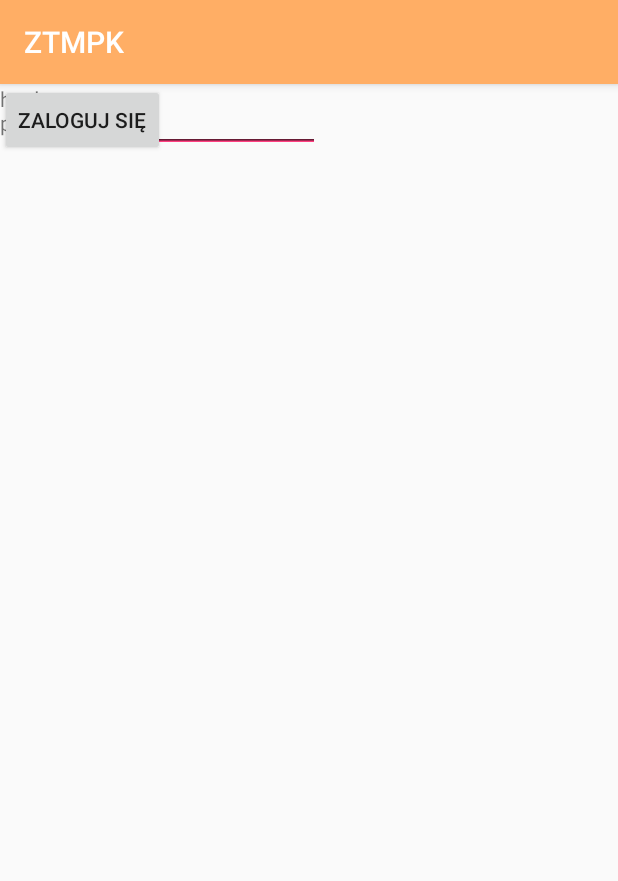
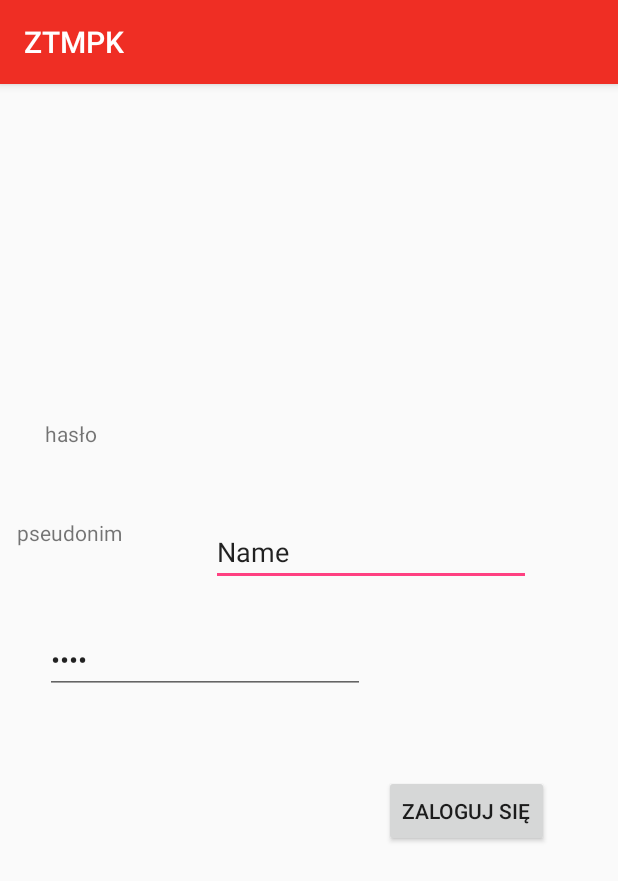
Before and after one commit to MichalSzkibiel/ZTMPK, an Android app: the LoginActivity screen opened directly, with no data from a screen before it, on a phone screen of 412 x 824 dp. Shown: the top 881 px of the screen. Run offline under Robolectric (Android 15) with nearby library versions, the phone set to English and light mode, and no system bars.

Commit message:
Rejestracja i logowanie
Dodanie okna do rejestracji, logowania i zarządzania profilem. Przy okazji zmiana kolorów nagłówka na barwy warszawskie.

```diff
--- a/app/src/main/AndroidManifest.xml
+++ b/app/src/main/AndroidManifest.xml
@@ -52,7 +52,8 @@
         <activity
             android:name=".RegisterActivity"
             android:label="@string/title_activity_register"
-            android:theme="@style/AppTheme.NoActionBar"></activity>
+            android:theme="@style/AppTheme.NoActionBar" />
+        <activity android:name=".profil_activity"></activity>
     </application>
 
 </manifest>
--- a/app/src/main/res/layout/activity_login.xml
+++ b/app/src/main/res/layout/activity_login.xml
@@ -10,6 +10,12 @@
         android:id="@+id/signIn"
         android:layout_width="wrap_content"
         android:layout_height="wrap_content"
+        android:layout_alignParentEnd="true"
+        android:layout_alignParentRight="true"
+        android:layout_below="@+id/editText2"
+        android:layout_marginEnd="46dp"
+        android:layout_marginRight="46dp"
+        android:layout_marginTop="54dp"
         android:text="zaloguj się"
         tools:layout_editor_absoluteX="124dp"
         tools:layout_editor_absoluteY="282dp" />
@@ -18,7 +24,10 @@
         android:id="@+id/textView5"
         android:layout_width="84dp"
         android:layout_height="34dp"
-        android:layout_marginTop="16dp"
+        android:layout_above="@+id/editText2"
+        android:layout_alignEnd="@+id/textView6"
+        android:layout_alignRight="@+id/textView6"
+        android:layout_marginBottom="38dp"
         android:text="pseudonim"
         app:layout_constraintTop_toTopOf="parent"
         tools:layout_editor_absoluteX="71dp" />
@@ -27,6 +36,10 @@
         android:id="@+id/textView6"
         android:layout_width="65dp"
         android:layout_height="50dp"
+        android:layout_above="@+id/textView5"
+        android:layout_alignLeft="@+id/editText2"
+        android:layout_alignStart="@+id/editText2"
+        android:layout_marginBottom="16dp"
         android:text="hasło"
         tools:layout_editor_absoluteX="70dp"
         tools:layout_editor_absoluteY="116dp" />
@@ -35,6 +48,11 @@
         android:id="@+id/editText"
         android:layout_width="wrap_content"
         android:layout_height="wrap_content"
+        android:layout_alignEnd="@+id/signIn"
+        android:layout_alignRight="@+id/signIn"
+        android:layout_alignTop="@+id/textView5"
+        android:layout_marginEnd="12dp"
+        android:layout_marginRight="12dp"
         android:ems="10"
         android:inputType="text"
         android:text="Name"
@@ -45,6 +63,11 @@
         android:id="@+id/editText2"
         android:layout_width="wrap_content"
         android:layout_height="wrap_content"
+        android:layout_alignParentLeft="true"
+        android:layout_alignParentStart="true"
+        android:layout_centerVertical="true"
+        android:layout_marginLeft="30dp"
+        android:layout_marginStart="30dp"
         android:ems="10"
         android:inputType="textPassword"
         android:text="Name"
--- a/app/src/main/res/layout/register_activity.xml
+++ b/app/src/main/res/layout/register_activity.xml
@@ -47,4 +47,10 @@
             android:text="@string/register"
             android:textStyle="bold" />
 
+        <Button
+            android:id="@+id/account_button"
+            android:layout_width="match_parent"
+            android:layout_height="wrap_content"
+            android:text="@string/have_account" />
+
 </LinearLayout>
--- a/app/src/main/res/values/colors.xml
+++ b/app/src/main/res/values/colors.xml
@@ -1,7 +1,7 @@
 <?xml version="1.0" encoding="utf-8"?>
 <resources>
-    <color name="colorPrimary">#FFAE65</color> <!--,3F51B5-->
-    <color name="colorPrimaryDark">#B27035</color> <!--,#303F9F co powiesz na takie barwy?-->
+    <color name="colorPrimary">#ef2e24</color> <!--3F51B5-->
+    <color name="colorPrimaryDark">#efd933</color> <!--#303F9F -->
     <color name="colorAccent">#FF4081</color>
     <color name="Yes">#FF1BE714</color>
     <color name="No">#FFED0511</color>
--- a/app/src/main/res/values/strings.xml
+++ b/app/src/main/res/values/strings.xml
@@ -6,6 +6,7 @@
     <string name="title_activity_bus">BusActivity</string>
     <string name="title_activity_notification">NotificationActivity</string>
     <string name="action_sign_in_short">Zaloguj się</string>
+    <string name="action_sign_out_short">Wyloguj się</string>
 
     <!-- TODO: Remove or change this placeholder text -->
     <string name="hello_blank_fragment">Hello blank fragment</string>
@@ -21,10 +22,14 @@
     <string name="direct_stop">kierunek:</string>
     <string name="bus_stop">słupek Przystankowy:</string>
     <string name="ret_but">Powrót do głównego menu</string>
+    <string name="checkChange">Potwierdź</string>
+    <string name="change_password">zmień hasło</string>
     <string name="password">Hasło:</string>
+    <string name="new_password">Nowe hasło:</string>
     <string name="password_return">Powtórz hasło:</string>
     <string name="register">Zarejestruj się</string>
     <string name="my_profile">Mój profil</string>
+    <string name="have_account">Mam już konto</string>
     <string-array name="stop_problems">
         <item>brak tabliczki przystankowej</item>
         <item>zamazany rozkład</item>
```
Also changed, not shown: app/src/main/java/com/apackage/ztmpk/profil_activity.java (added, +13 -0 lines), app/src/main/res/layout/activity_main.xml (+16 -11 lines), app/src/main/res/layout/activity_profil_activity.xml (added, +85 -0 lines).
